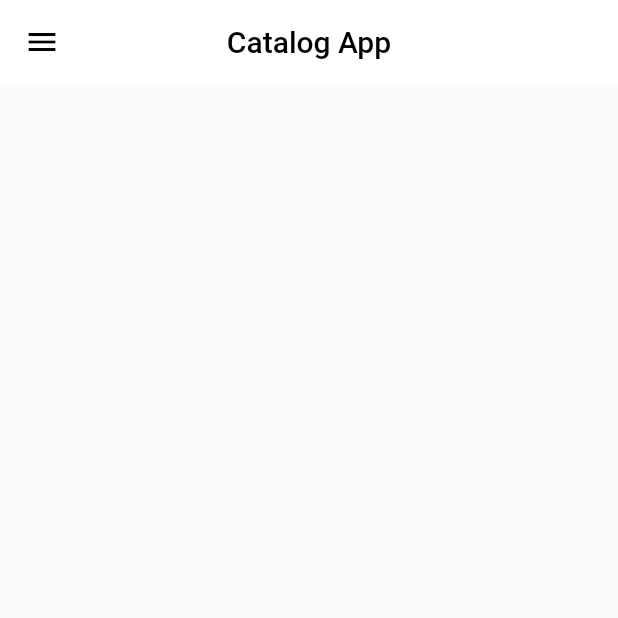
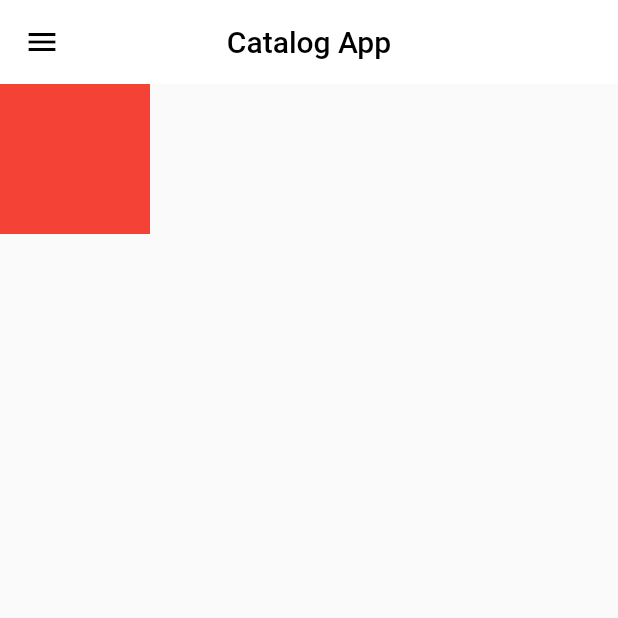
Before and after one commit to talhasiddique7/30_days_of_flutter, a Flutter app: the screen it shows after launch, on a phone screen of 412 x 824 dp, the top half of it. Run offline on Flutter 3.47's test engine with Material 2 defaults, Android fonts, the phone set to English and light mode, and no system bars.

Commit message:
day 10 done

```diff
--- a/lib/pages/home_page.dart
+++ b/lib/pages/home_page.dart
@@ -5,6 +5,7 @@ class HomePage extends StatelessWidget {
   @override
   Widget build(BuildContext context) {
     return MaterialApp(
+      debugShowCheckedModeBanner: false,
       home: Scaffold(
         appBar: AppBar(
 
@@ -17,6 +18,15 @@ class HomePage extends StatelessWidget {
           elevation: 0,
           iconTheme:IconThemeData(color: Colors.black),
         ),
+        body: Column(
+            children: [
+              Container(
+                height: 100,
+                width: 100,
+                color: Colors.red,
+              ),
+            ],
+          ),
         drawer: MyDrawer(),
       ),
     );
```
